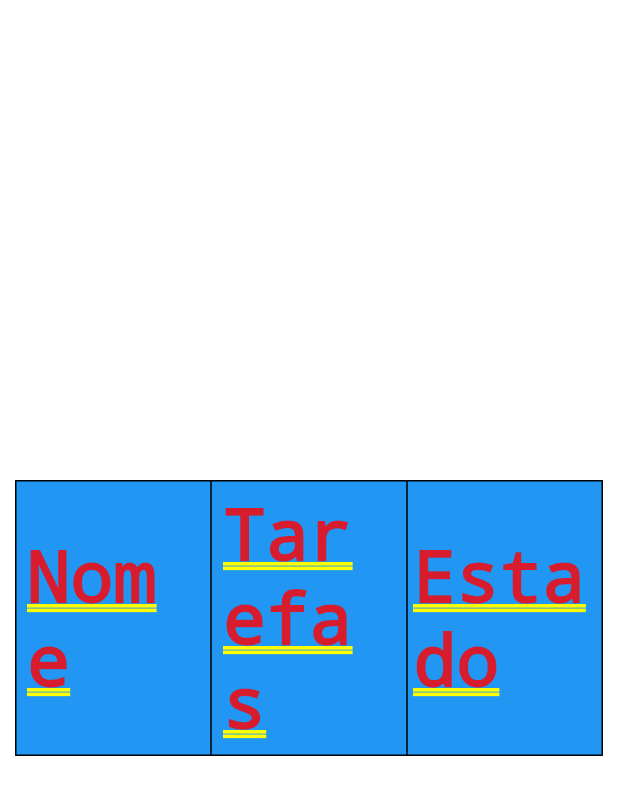
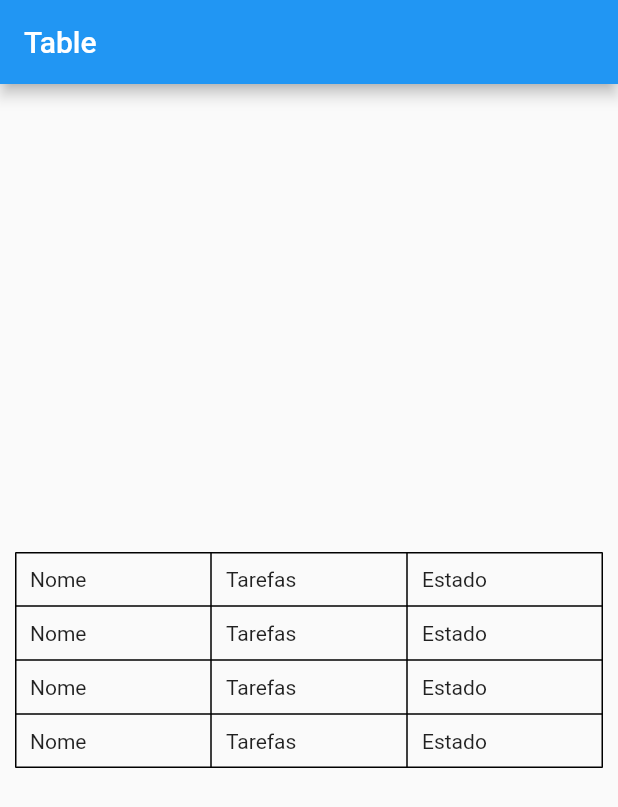
Before and after one commit to anarodrigues1996/FlutterTraining, a Flutter app: the screen it shows after launch, on a phone screen of 412 x 824 dp. Shown: the top 807 px of the screen. Run offline on Flutter 3.47's test engine with Material 2 defaults, Android fonts, the light colour scheme and no system bars; missing offline and left inert: flutter_bootstrap.

Commit message:
Table Update

```diff
--- a/lib/pages/table/table.dart
+++ b/lib/pages/table/table.dart
@@ -1,6 +1,4 @@
 import 'package:flutter/material.dart';
-import 'package:flutter/src/widgets/framework.dart';
-import 'package:flutter/src/widgets/placeholder.dart';
 
 class TablePage extends StatefulWidget {
   const TablePage({super.key});
@@ -12,50 +10,36 @@ class TablePage extends StatefulWidget {
 class _TablePageState extends State<TablePage> {
   @override
   Widget build(BuildContext context) {
-    return  Center(
-      child: Padding(
-        padding: const EdgeInsets.all(10),
-        child: Table(
-          border: TableBorder.all(color:Colors.black),
-          defaultVerticalAlignment: TableCellVerticalAlignment.middle,
-          children: const [
-             TableRow(
-              decoration: BoxDecoration(
-                color: Colors.blue,
-              ),
-              children: [
-
-                TableCell(
-                  verticalAlignment: TableCellVerticalAlignment.middle,
-                  child: Padding(
-                    padding: EdgeInsets.all(8),
-                    child: Text('Nome'),
-                  ),
-
-                ),
-                 TableCell(
-                  verticalAlignment: TableCellVerticalAlignment.middle,
-                  child: Padding(
-                    padding: EdgeInsets.all(8),
-                    child: Text('Tarefas'),
-                  ),
-
-                ),
-                 TableCell(
-                  verticalAlignment: TableCellVerticalAlignment.middle,
-                  child: Padding(
-                    padding: EdgeInsets.all(4),
-                    child: Text('Estado'),
-                  ),
-
-                )
-              ]
+    TableRow tableRow = const TableRow(children: [
+      Padding(
+        padding: EdgeInsets.all(10),
+        child: Text('Nome'),
+      ),
+      Padding(
+        padding: EdgeInsets.all(10),
+        child: Text('Tarefas'),
+      ),
+      Padding(
+        padding: EdgeInsets.all(10),
+        child: Text('Estado'),
+      ),
+    ]);
+    return Scaffold(
+        appBar: AppBar(
+          title: const Text('Table'),
+        ),
+        body: Center(
+          child: Padding(
+            padding: const EdgeInsets.all(10),
+            child: SizedBox(
+              child: Table(border: TableBorder.all(), children: [
+                tableRow,
+                tableRow,
+                tableRow,
+                tableRow,
+              ]),
             ),
-
-          ],
-        ),
-        ),
-
-    );
+          ),
+        ));
   }
 }
```
